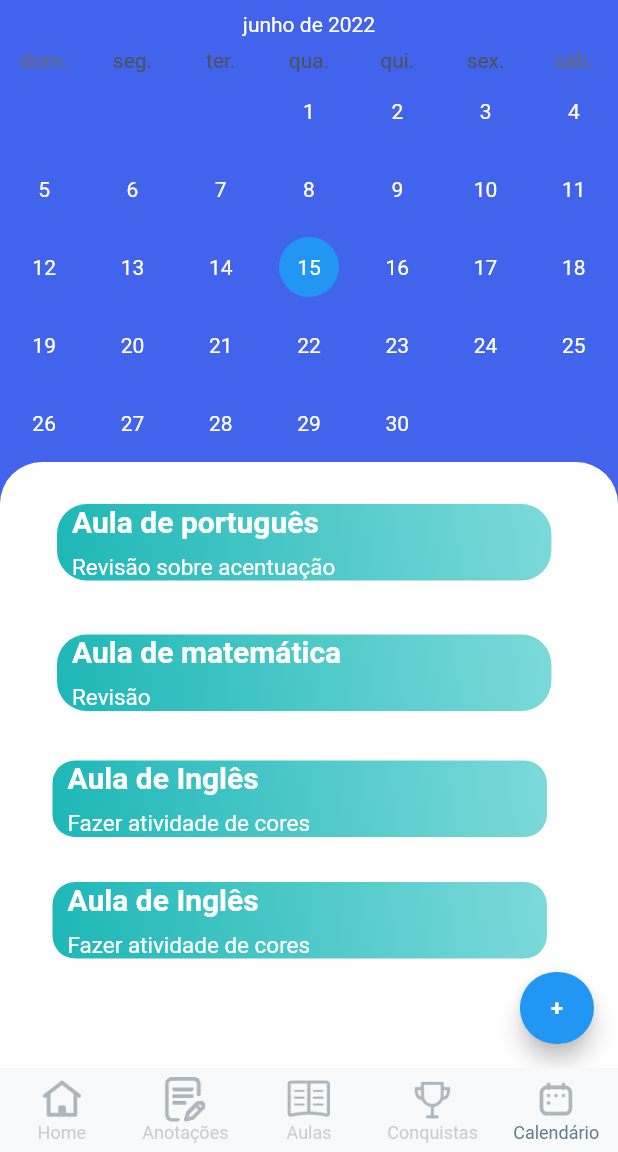
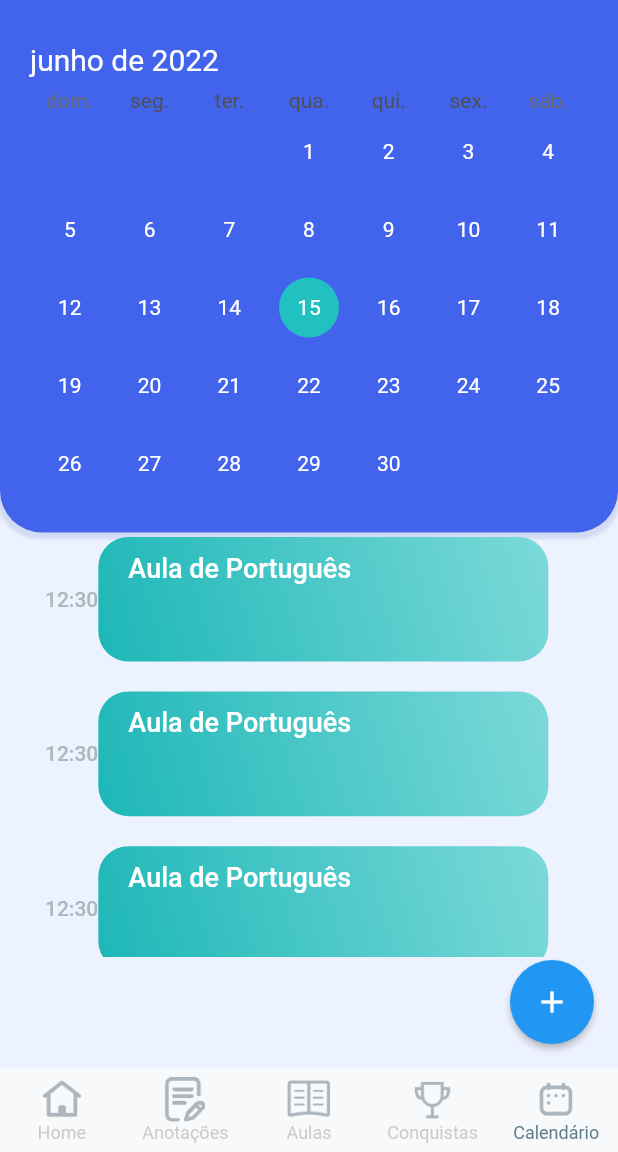
Before and after one commit to fymorGod/projeto-inicial-educacao, a Flutter app: the screen it shows after launch, item 5 of the bottom bar chosen, on a phone screen of 412 x 824 dp, the part 84-1236 px from its top. Run offline on Flutter 3.47's test engine with Material 2 defaults, Android fonts, the phone set to English and light mode, and no system bars; drawn by our look-alikes of table_calendar; our stand-ins replace auto_size_text, google_fonts, page_transition, percent_indicator, syncfusion_flutter_charts; missing offline and left inert: list_tile_switch.

Commit message:
So Jesus salva!

```diff
--- a/lib/pages/bottomNavPages/calander_page.dart
+++ b/lib/pages/bottomNavPages/calander_page.dart
@@ -41,7 +41,6 @@ class _CalanderPageState extends State<CalanderPage> {
   @override
   Widget build(BuildContext context) {
     return Scaffold(
-      backgroundColor: AppStyle.secondColor,
       appBar: AppBar(
         title: Container(
           width: 120,
@@ -68,17 +67,30 @@ class _CalanderPageState extends State<CalanderPage> {
           ),
           ),
         ],
+      ),
+      backgroundColor: AppStyle.mainColor,
+      body: Column(
+        children: [
+          Container(
+            decoration: BoxDecoration(
+              boxShadow: [BoxShadow(
+                  color: AppStyle.shadowMainColor,
+                  spreadRadius: 2,
+                  blurRadius: 1,
+                  offset: Offset(0.0, 2.0)
+              ),],
+                color: AppStyle.secondColor,
+                borderRadius: BorderRadius.only(
+                bottomRight: Radius.circular(28),
+                bottomLeft: Radius.circular(28)
+            )),
+            padding: EdgeInsets.symmetric(horizontal: 20, vertical: 20),
 
-      ),
-      body: SingleChildScrollView(
-        child: Column(
-          crossAxisAlignment: CrossAxisAlignment.start,
-          children:  [
-            TableCalendar(
+            child: TableCalendar(
               locale: 'pt_BR',
                 focusedDay: selectedDay,
                 firstDay: DateTime(1900),
-              lastDay: DateTime(2200),
+                lastDay: DateTime(2500),
               calendarFormat: format,
               onFormatChanged: (CalendarFormat _format) {
                 setState(() {
@@ -102,44 +114,39 @@ class _CalanderPageState extends State<CalanderPage> {
                 weekendTextStyle: TextStyle(color: Colors.white),
                 isTodayHighlighted: true,
                 selectedDecoration: BoxDecoration(
-                  color: Colors.blue,
+                  color: Color(0xff22C1C1),
                   shape: BoxShape.circle,
                 ),
-                selectedTextStyle: TextStyle(color: Colors.white),
+                selectedTextStyle: TextStyle(color: Colors.white)
               ),
               selectedDayPredicate: (DateTime date) {
                 return isSameDay(selectedDay, date);
               },
               headerStyle: HeaderStyle(
-                titleTextStyle: TextStyle(color: Colors.white),
+                titleTextStyle: TextStyle(color: Colors.white, fontSize: 20),
                 leftChevronVisible: false,
                 rightChevronVisible: false,
                 formatButtonVisible: false,
-                titleCentered: true,
+                titleCentered: false,
                 formatButtonShowsNext: true,
               ),
             ),
-
+          ),
           Container(
-              padding: EdgeInsets.only(left: 30),
             width: MediaQuery.of(context).size.width,
-              height: MediaQuery.of(context).size.height*0.55,
-              decoration: BoxDecoration(
-                borderRadius: BorderRadius.only(topLeft: Radius.circular(28), topRight: Radius.circular(28)),
-                color: Colors.white,
+            height: 280,
+            margin: EdgeInsets.only(top: 3, left: 30, right: 30),
+            child: ListView(
+                scrollDirection: Axis.vertical,
+              children: [
+                Row(
+                  children: [
+                    Text("12:30", style: TextStyle(color: Color(0xffADB5BD), fontWeight: FontWeight.w500),),
+                    Container(
+                      child: Padding(
+                        padding: const EdgeInsets.only(left: 20, top: 10),
+                        child: Text("Aula de Português", style: TextStyle(color: Colors.white, fontWeight: FontWeight.w500, fontSize: 18),),
                       ),
-              child: Stack(
-                children: <Widget> [
-                  Column(
-                    crossAxisAlignment: CrossAxisAlignment.start,
-                    children: <Widget> [
-
-                      Container(
-                        padding: EdgeInsets.only(top:20),
-                        child: Row(
-                          children: <Widget> [
-                            Container(
-                              margin: EdgeInsets.all(8),
                       decoration: BoxDecoration(
                         gradient: LinearGradient(
                           begin: Alignment.topRight,
@@ -151,37 +158,20 @@ class _CalanderPageState extends State<CalanderPage> {
                         ),
                           borderRadius: BorderRadius.circular(20)
                       ),
-                              padding: EdgeInsets.only(left: 10, right: 10),
-                              width: MediaQuery.of(context).size.width*0.8,
-                              child: Column(
-                                crossAxisAlignment: CrossAxisAlignment.start,
-                                children: <Widget> [
-                                  Text("Aula de português", style: (TextStyle(
-                                    fontSize: 20,
-                                    color: Colors.white,
-                                    fontWeight: FontWeight.bold,
-                                  )
-                                  ),),
-                                  SizedBox(height: 10,),
-                                  Text("Revisão sobre acentuação", style: TextStyle(
-                                      fontSize: 15,
-                                      color: Colors.white,
-                                      fontWeight: FontWeight.normal
-                                  ),
+                      height: 83.05,
+                      width: 300,
                     ),
                   ],
                 ),
+                SizedBox(height: 20,),
+                Row(
+                  children: [
+                    Text("12:30", style: TextStyle(color: Color(0xffADB5BD), fontWeight: FontWeight.w500),),
+                    Container(
+                      child: Padding(
+                        padding: const EdgeInsets.only(left: 20, top: 10),
+                        child: Text("Aula de Português", style: TextStyle(color: Colors.white, fontWeight: FontWeight.w500, fontSize: 18),),
                       ),
-
-                          ],
-                        ),
-                      ),
-                      Container(
-                        padding: EdgeInsets.only(top:20),
-                        child: Row(
-                          children: <Widget> [
-                            Container(
-                              margin: EdgeInsets.all(8),
                       decoration: BoxDecoration(
                           gradient: LinearGradient(
                             begin: Alignment.topRight,
@@ -193,38 +183,20 @@ class _CalanderPageState extends State<CalanderPage> {
                           ),
                           borderRadius: BorderRadius.circular(20)
                       ),
-                              padding: EdgeInsets.only(left: 10, right: 10),
-                              width: MediaQuery.of(context).size.width*0.8,
-                              child: Column(
-                                crossAxisAlignment: CrossAxisAlignment.start,
-                                children: <Widget> [
-                                  Text("Aula de matemática", style: (TextStyle(
-                                    fontSize: 20,
-                                    color: Colors.white,
-                                    fontWeight: FontWeight.bold,
-                                  )
-                                  ),),
-                                  SizedBox(height: 10,),
-                                  Text("Revisão", style: TextStyle(
-                                      fontSize: 15,
-                                      color: Colors.white,
-                                      fontWeight: FontWeight.normal
-                                  ),
+                      height: 83.05,
+                      width: 300,
                     ),
                   ],
                 ),
+                SizedBox(height: 20,),
+                Row(
+                  children: [
+                    Text("12:30", style: TextStyle(color: Color(0xffADB5BD), fontWeight: FontWeight.w500),),
+                    Container(
+                      child: Padding(
+                        padding: const EdgeInsets.only(left: 20, top: 10),
+                        child: Text("Aula de Português", style: TextStyle(color: Colors.white, fontWeight: FontWeight.w500, fontSize: 18),),
                       ),
-
-                          ],
-                        ),
-                      ),
-                      Container(
-                        padding: EdgeInsets.only(top:20),
-                        child: Row(
-                          children: <Widget> [
-
-                            Container(
-                              margin: EdgeInsets.all(5),
                       decoration: BoxDecoration(
                           gradient: LinearGradient(
                             begin: Alignment.topRight,
@@ -234,40 +206,22 @@ class _CalanderPageState extends State<CalanderPage> {
                               Color(0xff1db7b7),
                             ],
                           ),
-                                  borderRadius: BorderRadius.circular(15)
+                          borderRadius: BorderRadius.circular(20)
                       ),
-                              padding: EdgeInsets.only(left: 10, right: 10),
-                              width: MediaQuery.of(context).size.width*0.8,
-                              child: Column(
-                                crossAxisAlignment: CrossAxisAlignment.start,
-                                children: <Widget> [
-                                  Text("Aula de Inglês", style: (TextStyle(
-                                    fontSize: 20,
-                                    color: Colors.white,
-                                    fontWeight: FontWeight.bold,
-                                  )
-                                  ),),
-                                  SizedBox(height: 10,),
-                                  Text("Fazer atividade de cores", style: TextStyle(
-                                      fontSize: 15,
-                                      color: Colors.white,
-                                      fontWeight: FontWeight.normal
-                                  ),
+                      height: 83.05,
+                      width: 300,
                     ),
                   ],
                 ),
+                SizedBox(height: 20,),
+                Row(
+                  children: [
+                    Text("12:30", style: TextStyle(color: Color(0xffADB5BD), fontWeight: FontWeight.w500),),
+                    Container(
+                      child: Padding(
+                        padding: const EdgeInsets.only(left: 20, top: 10),
+                        child: Text("Aula de Português", style: TextStyle(color: Colors.white, fontWeight: FontWeight.w500, fontSize: 18),),
                       ),
-
-                          ],
-                        ),
-                      ),
-                      Container(
-                        padding: EdgeInsets.only(top:20),
-                        child: Row(
-                          children: <Widget> [
-
-                            Container(
-                              margin: EdgeInsets.all(5),
                       decoration: BoxDecoration(
                           gradient: LinearGradient(
                             begin: Alignment.topRight,
@@ -277,91 +231,97 @@ class _CalanderPageState extends State<CalanderPage> {
                               Color(0xff1db7b7),
                             ],
                           ),
-                                  borderRadius: BorderRadius.circular(15)
+                          borderRadius: BorderRadius.circular(20)
                       ),
-                              padding: EdgeInsets.only(left: 10, right: 10),
-                              width: MediaQuery.of(context).size.width*0.8,
-                              child: Column(
-                                crossAxisAlignment: CrossAxisAlignment.start,
-                                children: <Widget> [
-                                  Text("Aula de Inglês", style: (TextStyle(
-                                    fontSize: 20,
-                                    color: Colors.white,
-                                    fontWeight: FontWeight.bold,
-                                  )
-                                  ),),
-                                  SizedBox(height: 10,),
-                                  Text("Fazer atividade de cores", style: TextStyle(
-                                      fontSize: 15,
-                                      color: Colors.white,
-                                      fontWeight: FontWeight.normal
+                      height: 83.05,
+                      width: 300,
                     ),
+                  ],
                 ),
+                SizedBox(height: 20,),
+                Row(
+                  children: [
+                    Text("12:30", style: TextStyle(color: Color(0xffADB5BD), fontWeight: FontWeight.w500),),
+                    Container(
+                      child: Padding(
+                        padding: const EdgeInsets.only(left: 20, top: 10),
+                        child: Text("Aula de Português", style: TextStyle(color: Colors.white, fontWeight: FontWeight.w500, fontSize: 18),),
+                      ),
+                      decoration: BoxDecoration(
+                          gradient: LinearGradient(
+                            begin: Alignment.topRight,
+                            end: Alignment.bottomLeft,
+                            colors: [
+                              Color(0xff7CD9D9),
+                              Color(0xff1db7b7),
+                            ],
+                          ),
+                          borderRadius: BorderRadius.circular(20)
+                      ),
+                      height: 83.05,
+                      width: 300,
+                    ),
+                  ],
+                ),
+                SizedBox(height: 20,),
+                Row(
+                  children: [
+                    Text("12:30", style: TextStyle(color: Color(0xffADB5BD), fontWeight: FontWeight.w500),),
+                    Container(
+                      child: Padding(
+                        padding: const EdgeInsets.only(left: 20, top: 10),
+                        child: Text("Aula de Português", style: TextStyle(color: Colors.white, fontWeight: FontWeight.w500, fontSize: 18),),
+                      ),
+                      decoration: BoxDecoration(
+                          gradient: LinearGradient(
+                            begin: Alignment.topRight,
+                            end: Alignment.bottomLeft,
+                            colors: [
+                              Color(0xff7CD9D9),
+                              Color(0xff1db7b7),
+                            ],
+                          ),
+                          borderRadius: BorderRadius.circular(20)
+                      ),
+                      height: 83.05,
+                      width: 300,
+                    ),
+                  ],
+                ),
+
               ],
             ),
           ),
 
         ],
       ),
+      floatingActionButton: FloatingActionButton(
+        focusColor: AppStyle.secondColor,
+        elevation: 2,
+        onPressed: (){
+          showModalBottomSheet(
+            shape: RoundedRectangleBorder(
+              borderRadius: BorderRadius.circular(30)
             ),
+              backgroundColor: Color(0xffF1F3F5),
+              context: context,
+              builder: (context) => Center(
+                child: Padding(
+                  padding: const EdgeInsets.symmetric(horizontal: 40, vertical: 40),
+                  child: Column(
+                   children: [
+                     TextFormField(),
+                     TextFormField(),
+                     TextFormField(),
                    ],
-                  )
-                ],
+
                   ),
                 ),
-          ],
+              )
+          );
+        },
+        child: Icon(Icons.add),
       ),
-      ),
-
-      floatingActionButton: FloatingActionButton.extended(
-        onPressed: () => showDialog(
-          context: context,
-          builder: (context) => AlertDialog(
-            shape: RoundedRectangleBorder(
-                borderRadius: BorderRadius.all(Radius.circular(18))
-            ),
-            title: Text("Adicionar lembrete"),
-            content: TextFormField(
-              controller: _eventController,
-            ),
-            actions: [
-              TextButton(
-                child: Text("Cancel"),
-                onPressed: () => Navigator.pop(context),
-              ),
-              TextButton(
-                child: Text("Ok"),
-                onPressed: () {
-                  if (_eventController.text.isEmpty) {
-
-                  } else {
-                    if (selectedEvents[selectedDay] != null) {
-                      selectedEvents[selectedDay]?.add(
-                        Event(title: _eventController.text),
-                      );
-                    } else {
-                      selectedEvents[selectedDay] = [
-                        Event(title: _eventController.text)
-                      ];
-                    }
-
-                  }
-                  Navigator.pop(context);
-                  _eventController.clear();
-                  setState((){});
-                  return;
-                },
-              ),
-            ],
-          ),
-        ),
-        label: Text("+", style: TextStyle(
-          fontWeight: FontWeight.bold,
-          fontSize: 15,
-        ),),
-
-      ),
-
     );
 
   }
```
Also changed, not shown: lib/pages/config_page.dart (+51 -26 lines), lib/pages/idoma_page.dart (added, +104 -0 lines), lib/pages/login_page.dart (added, +103 -0 lines). Lines whose indentation alone changed are shown as unchanged.
